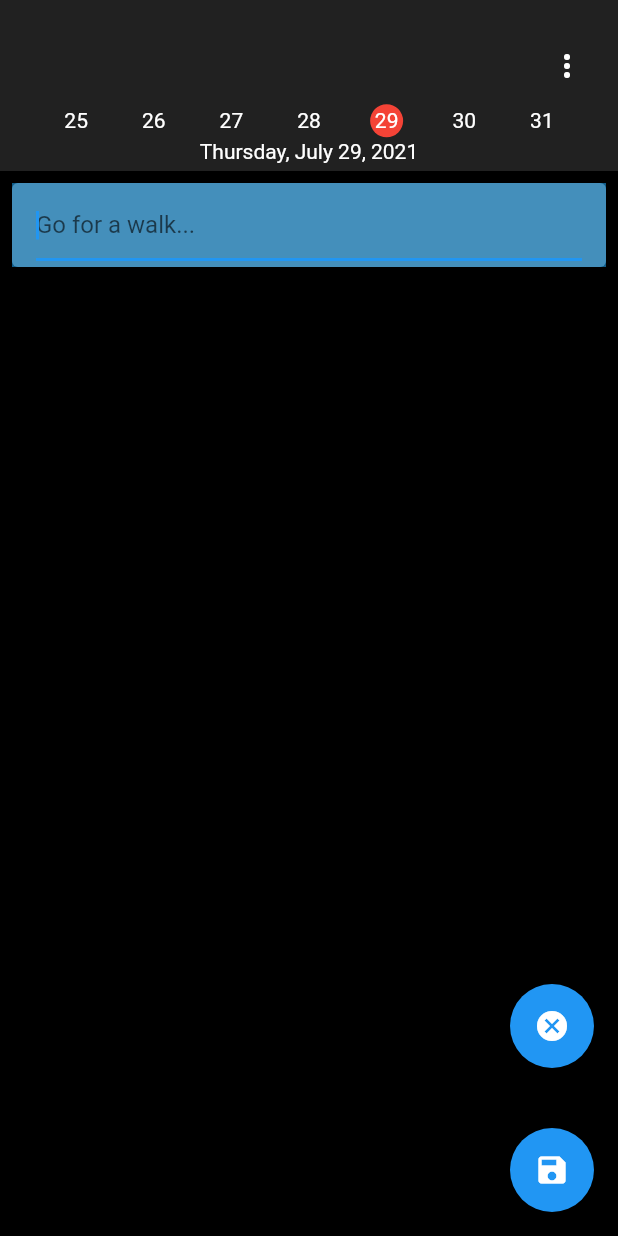
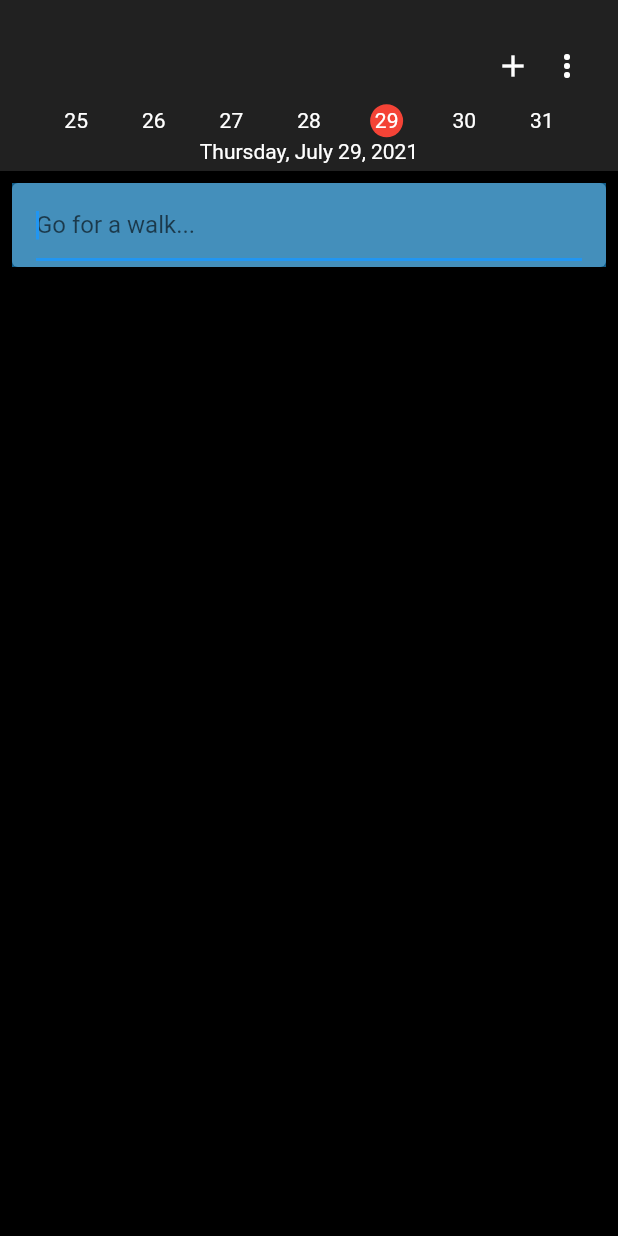
Before and after one commit to dchicchon/Polus, a Flutter app: the screen it shows once a user with an empty profile is signed in, after a tap on the "add" icon, on a phone screen of 412 x 824 dp. Run offline on Flutter 3.47's test engine with Material 2 defaults, Android fonts, the phone set to English and light mode, and no system bars; drawn by our look-alikes of carousel_slider; our stand-ins replace cloud_firestore, firebase_auth, firebase_core, google_sign_in; accounts and stored records are empty.

```diff
--- a/app/lib/home.dart
+++ b/app/lib/home.dart
@@ -1,7 +1,7 @@
 import 'package:app/nav.dart';
 import 'package:flutter/material.dart';
-import 'package:firebase_auth/firebase_auth.dart';
-import 'package:cloud_firestore/cloud_firestore.dart';
+// import 'package:firebase_auth/firebase_auth.dart';
+// import 'package:cloud_firestore/cloud_firestore.dart';
 import 'entries.dart';
 
 class HomePage extends StatefulWidget {
@@ -14,7 +14,6 @@ class _HomePageState extends State<HomePage> {
   bool newEntry = false;
   DateTime date = new DateTime.now();
 
-
   // Change this date!
   void changeDate(newDate) {
     setState(() {
@@ -26,93 +25,50 @@ class _HomePageState extends State<HomePage> {
 // =================================================================
 // move to entries.dart for modularity
   ScrollController scrollController = ScrollController();
-  final TextEditingController entryTextController = TextEditingController();
+
+  void newEntryState(bool active) {
+    setState(() {
+      newEntry = active;
+    });
+  }
 
   void addEntry() {
     setState(() {
-      entryTextController.text = '';
+      // entryTextController.text = '';
       this.newEntry = !this.newEntry;
     });
     scrollController.animateTo(scrollController.position.maxScrollExtent,
         duration: Duration(milliseconds: 500), curve: Curves.easeOut);
   }
 
-  void submitEntry() {
-    print("Submit Entry");
-    // final uuid = Uuid();
-
-    if (entryTextController.text != '') {
-      print("Entry not empty: Submit here");
-      String dateString =
-          '${this.date.month}-${this.date.day}-${this.date.year}';
-
-      CollectionReference date = FirebaseFirestore.instance
-          .collection('users')
-          .doc(FirebaseAuth.instance.currentUser.uid)
-          .collection(dateString);
-
-      Map<String, dynamic> entry = {
-        'text': entryTextController.text,
-        'active': false,
-        'color': 'blue',
-      };
-
-      date
-          .add(entry)
-          .then((value) => print("Entry List Updated"))
-          .catchError((err) => print("Failed to update list $err"));
-      setState(() {
-        entryTextController.text = '';
-        this.newEntry = !this.newEntry;
-      });
-    } else {
-      // Delete Entry
-      print("No text in input!");
-      setState(() {
-        this.newEntry = !this.newEntry;
-      });
-    }
-  }
-
 // ======================================
   @override
-  void dispose() {
-    entryTextController.dispose();
-    super.dispose();
+  void didUpdateWidget(old) {
+    super.didUpdateWidget(old);
+    print("Home updated");
   }
 
   Widget build(BuildContext context) {
-    return Scaffold(
-        body: Column(
-          children: [
-            Navbar(this.changeDate, this.date),
-            EntriesList(this.date, this.newEntry, this.entryTextController,
-                this.scrollController),
-          ],
-        ),
-        backgroundColor: Colors.black,
-        floatingActionButton: Stack(
-          children: [
-            Visibility(
-              visible: !this.newEntry,
-              child: Align(
-                  alignment: Alignment.bottomRight,
-                  child: FloatingActionButton(
-                      onPressed: addEntry, child: Icon(Icons.add))),
-            ),
-            Visibility(
-                visible: this.newEntry,
-                child: Align(
-                    alignment: Alignment.bottomRight,
-                    child: FloatingActionButton(
-                        onPressed: submitEntry, child: Icon(Icons.save)))),
-            Visibility(
-                visible: this.newEntry,
-                child: Align(
-                    alignment: Alignment(1, 0.75),
-                    child: FloatingActionButton(
-                        onPressed: addEntry, child: Icon(Icons.cancel)))),
-          ],
+    return GestureDetector(
+        onTap: () {
+          FocusScopeNode currentFocus = FocusScope.of(context);
+          if (!currentFocus.hasPrimaryFocus) {
+            currentFocus.unfocus();
+          }
+          setState(() {
+            this.newEntry = false;
+          });
+        },
+        child: Scaffold(
+          body: Column(
+            children: [
+              Navbar(this.changeDate, this.date, this.addEntry),
+
+              EntriesList(this.date, this.newEntry, this.scrollController,
+                  this.newEntryState),
+            ],
+          ),
+          backgroundColor: Colors.black,
         ));
   }
 }
--- a/app/lib/nav.dart
+++ b/app/lib/nav.dart
@@ -7,7 +7,8 @@ import 'package:carousel_slider/carousel_slider.dart';
 class Navbar extends StatefulWidget {
   final Function changeDate;
   final DateTime date;
-  const Navbar(this.changeDate, this.date);
+  final Function addEntry;
+  const Navbar(this.changeDate, this.date, this.addEntry);
 
   @override
   _NavbarState createState() => _NavbarState();
@@ -94,6 +95,10 @@ class _NavbarState extends State<Navbar> {
             children: [
               // Image(height: 30.0, image: AssetImage('assets/polus_icon48.png')),
               Spacer(),
+              GestureDetector(
+                onTap: widget.addEntry,
+                child: Icon(Icons.add, color: Colors.white),
+              ),
               PopupMenuButton<String>(
                   onSelected: handleMenuClick,
                   icon: Icon(Icons.more_vert, color: Colors.white),
--- a/app/pubspec.yaml
+++ b/app/pubspec.yaml
@@ -18,7 +18,7 @@ publish_to: 'none' # Remove this line if you wish to publish to pub.dev
 version: 1.0.0+1
 
 environment:
-  sdk: ">=2.7.0 <3.0.0"
+  sdk: ">=2.8.0 <3.0.0"
 
 dependencies:
   flutter:
```
Also changed, not shown: app/lib/carousel_test.dart (deleted, +0 -135 lines), app/lib/entries.dart (+104 -36 lines).
